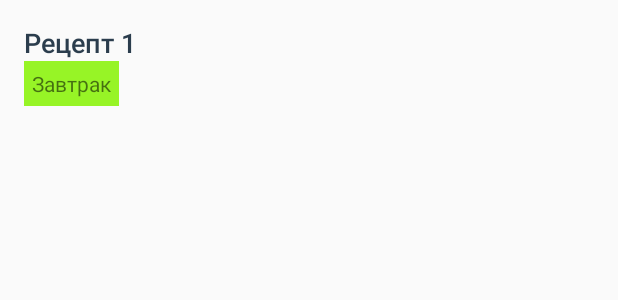
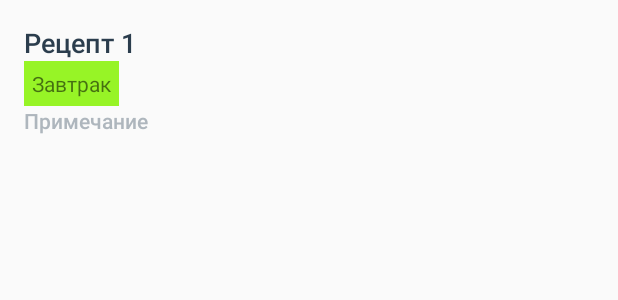
Before and after one commit to sfairat15/ketocalc, an Android app: the layout receipts_list_item.xml on its own in the app's theme, with its tools: preview values and no code run, on a phone screen of 412 x 824 dp. Shown: the top 300 px of the screen. Run offline under Robolectric (Android 15) with nearby library versions, the phone set to English and light mode, and no system bars.

Commit message:
отображаем примечание рецепта

```diff
--- a/app/src/main/res/layout/receipt_products_list_item.xml
+++ b/app/src/main/res/layout/receipt_products_list_item.xml
@@ -14,7 +14,7 @@
         android:layout_height="wrap_content"
         android:fontFamily="sans-serif-medium"
         android:textAppearance="?android:textAppearanceMedium"
-        android:textColor="#2B3D4D"
+        android:textColor="@color/colorProductName"
         tools:text="Сметана - 10 г" />
 
 </LinearLayout>
--- a/app/src/main/res/layout/receipts_list_item.xml
+++ b/app/src/main/res/layout/receipts_list_item.xml
@@ -15,7 +15,7 @@
         android:layout_height="wrap_content"
         android:fontFamily="sans-serif-medium"
         android:textAppearance="?android:textAppearanceMedium"
-        android:textColor="#2B3D4D"
+        android:textColor="@color/colorReceiptName"
         tools:text="Рецепт 1" />
 
     <TextView
@@ -36,4 +36,13 @@
         android:layout_marginLeft="16dp">
     </TableLayout>
 
+    <TextView
+        android:id="@+id/receipts_list_receipt_note"
+        android:layout_width="wrap_content"
+        android:layout_height="wrap_content"
+        android:fontFamily="sans-serif-medium"
+        android:textAppearance="?android:textAppearanceSmall"
+        android:textColor="@color/colorReceiptNote"
+        tools:text="Примечание" />
+
 </LinearLayout>
--- a/app/src/main/res/values/colors.xml
+++ b/app/src/main/res/values/colors.xml
@@ -36,5 +36,7 @@
     <color name="colorReceiptIngredientsListText">#404346</color>
     <color name="colorProductBzuSummary">#AEB6BD</color>
     <color name="colorProductName">#2B3D4D</color>
+    <color name="colorReceiptName">#2B3D4D</color>
+    <color name="colorReceiptNote">#AEB6BD</color>
 
 </resources>
```
Also changed, not shown: app/src/main/java/ru/profitcode/ketocalc/adapters/ReceiptCursorAdapter.java (+16 -1 lines), app/src/main/res/layout/receipt_product_table_row.xml (+6 -3 lines).
